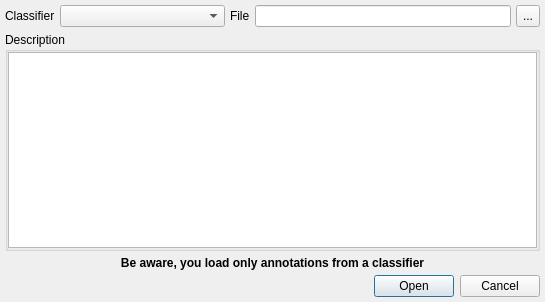
This is cat/gui/loadannotationsdlg.ui in manerotoni/afw as Qt 5 draws it before an edit. The edited form follows.
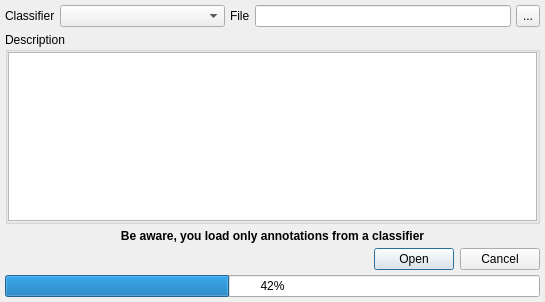
This is the edited form.

```diff
--- a/cat/gui/loadannotationsdlg.ui
+++ b/cat/gui/loadannotationsdlg.ui
@@ -143,6 +143,19 @@
      </property>
     </widget>
    </item>
+   <item>
+    <widget class="QProgressBar" name="progressBar">
+     <property name="enabled">
+      <bool>true</bool>
+     </property>
+     <property name="value">
+      <number>42</number>
+     </property>
+     <property name="alignment">
+      <set>Qt::AlignBottom|Qt::AlignHCenter</set>
+     </property>
+    </widget>
+   </item>
   </layout>
  </widget>
  <resources>
```
